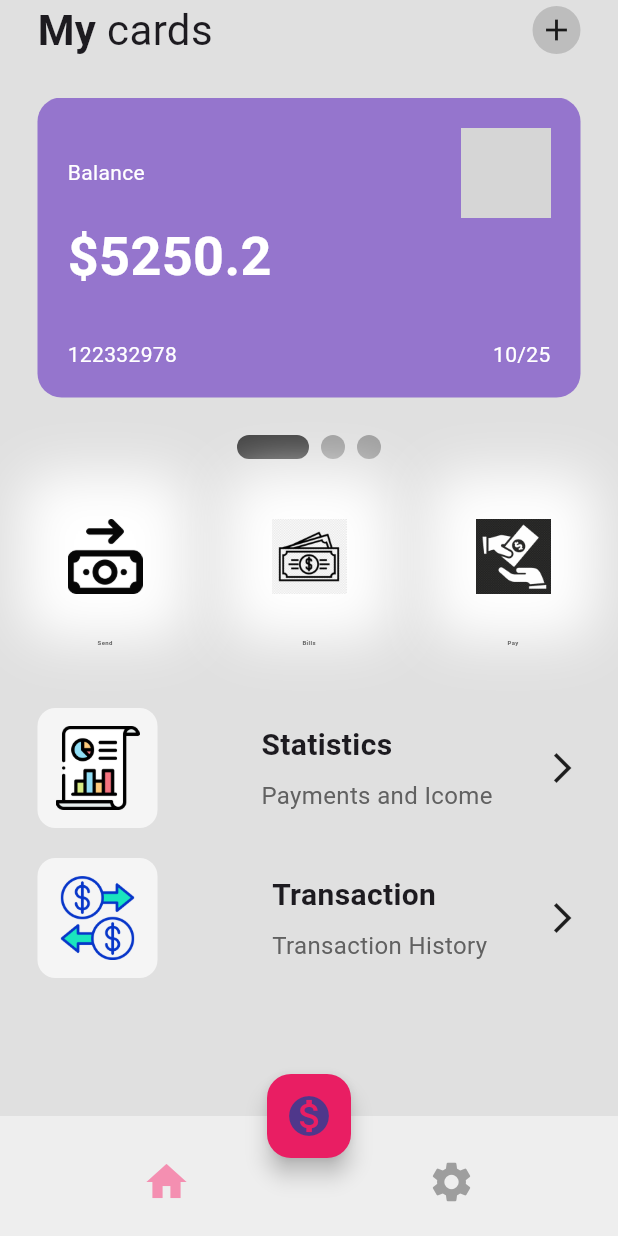
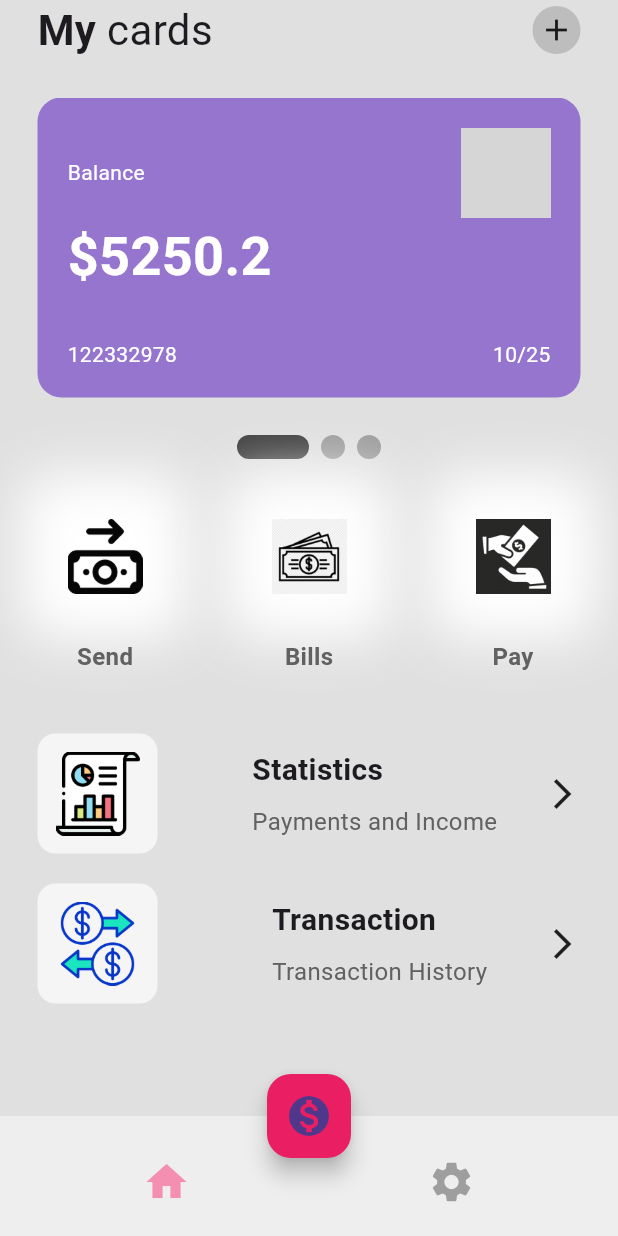
Before and after one commit to elgranjacob/wallet_ui, a Flutter app: the screen it shows after launch, on a phone screen of 412 x 824 dp. Run offline on Flutter 3.47's test engine with Material 3 defaults, Android fonts, the phone set to English and light mode, and no system bars; drawn by our look-alikes of smooth_page_indicator; grey boxes are pictures that could not be loaded.

Commit message:
Code commented

```diff
--- a/lib/pages/home_page.dart
+++ b/lib/pages/home_page.dart
@@ -1,58 +1,85 @@
+// Importa la biblioteca principal de Flutter
 import 'package:flutter/material.dart';
+
+// Importa el paquete para mostrar indicadores animados en PageView
 import 'package:smooth_page_indicator/smooth_page_indicator.dart';
+
+// Importa el botón personalizado que se usa para las acciones (send, pay, bills)
 import 'package:wallet_ui/utils/my_button.dart';
+
+// Importa la tarjeta bancaria personalizada
 import 'package:wallet_ui/utils/my_card.dart';
+
+// Importa el componente de lista para estadísticas y transacciones
 import 'package:wallet_ui/utils/my_list_tile.dart';
 
+// Define un widget con estado llamado HomePage
 class HomePage extends StatefulWidget {
-  const HomePage({super.key});
+  const HomePage({super.key}); // Constructor del widget
 
   @override
-  State<HomePage> createState() => _HomePageState();
+  State<HomePage> createState() => _HomePageState(); // Crea el estado
 }
 
+// Clase del estado del widget HomePage
 class _HomePageState extends State<HomePage> {
-//page controller
+  // Controlador para controlar el PageView de las tarjetas
   final _controller = PageController();
 
   @override
   Widget build(BuildContext context) {
     return Scaffold(
-      backgroundColor: Colors.grey[300],
+      backgroundColor: Colors.grey[300], // Fondo gris claro de toda la pantalla
+
+      // Botón flotante principal (ícono de dinero)
       floatingActionButton: FloatingActionButton(
-        onPressed: () {},
-        backgroundColor: Colors.pink,
-        child: Icon(Icons.monetization_on, size: 32,),
-        ),
+        onPressed: () {}, // Acción al presionar (vacía por ahora)
+        backgroundColor: Colors.pink, // Color de fondo del botón
+        child: Icon(Icons.monetization_on, size: 32), // Ícono de dinero
+      ),
+
+      // Posición del botón flotante (centrado y acoplado en la barra inferior)
       floatingActionButtonLocation: FloatingActionButtonLocation.centerDocked,
+
+      // Barra inferior personalizada
       bottomNavigationBar: BottomAppBar(
-        color: Colors.grey[200],
+        color: Colors.grey[200], // Color de fondo de la barra inferior
         child: Padding(
-          padding: const EdgeInsets.only(top: 8.0),
+          padding: const EdgeInsets.only(top: 8.0), // Espaciado superior interno
           child: Row(
-            mainAxisAlignment: MainAxisAlignment.spaceAround,
+            mainAxisAlignment: MainAxisAlignment.spaceAround, // Distribuye los íconos
             children: [
-              IconButton(onPressed: () {}, icon: Icon(Icons.home, size: 32, color: Colors.pink[200],)),
-              IconButton(onPressed: () {}, icon: Icon(Icons.settings, size: 32, color: Colors.grey,)),
+              // Botón de inicio (icono rosado activo)
+              IconButton(
+                onPressed: () {},
+                icon: Icon(Icons.home, size: 32, color: Colors.pink[200]),
+              ),
+              // Botón de configuración (icono gris)
+              IconButton(
+                onPressed: () {},
+                icon: Icon(Icons.settings, size: 32, color: Colors.grey),
+              ),
             ],
           ),
         ),
       ),
+
+      // Contenido principal del cuerpo
       body: SafeArea(
         child: Column(
           children: [
-            //app bar
+            // Encabezado con título y botón "+"
             Padding(
               padding: const EdgeInsets.symmetric(horizontal: 25.0),
               child: Row(
-                mainAxisAlignment: MainAxisAlignment.spaceBetween,
+                mainAxisAlignment: MainAxisAlignment.spaceBetween, // Alinea entre extremos
                 children: [
+                  // Título "My cards"
                   Row(
                     children: [
                       Text(
                         'My',
-                        style: TextStyle(
-                            fontSize: 28, fontWeight: FontWeight.bold),
+                        style: TextStyle(fontSize: 28, fontWeight: FontWeight.bold),
                       ),
                       Text(
                         ' cards',
@@ -60,22 +87,29 @@ class _HomePageState extends State<HomePage> {
                       ),
                     ],
                   ),
-                  //plus button
+                  // Botón circular con ícono "+"
                   Container(
-                      padding: EdgeInsets.all(4.0),
-                      decoration: BoxDecoration(
-                          color: Colors.grey[400], shape: BoxShape.circle),
-                      child: Icon(Icons.add))
+                    padding: EdgeInsets.all(4.0),
+                    decoration: BoxDecoration(
+                      color: Colors.grey[400], // Fondo gris
+                      shape: BoxShape.circle, // Forma circular
+                    ),
+                    child: Icon(Icons.add), // Ícono "+"
+                  ),
                 ],
               ),
             ),
-            SizedBox(height: 25),
-            //cards
+
+            SizedBox(height: 25), // Espacio vertical
+
+            // Contenedor para el carrusel de tarjetas bancarias
             Container(
-              height: 200,
+              height: 200, // Altura del carrusel
               child: PageView(
-                scrollDirection: Axis.horizontal,
+                controller: _controller, // Asigna el controlador
+                scrollDirection: Axis.horizontal, // Dirección horizontal
                 children: [
+                  // Tarjeta 1
                   MyCard(
                     balance: 5250.20,
                     cardNumber: 122332978,
@@ -83,6 +117,7 @@ class _HomePageState extends State<HomePage> {
                     expiryYear: 25,
                     color: Colors.deepPurple[300],
                   ),
+                  // Tarjeta 2
                   MyCard(
                     balance: 2340.24,
                     cardNumber: 122332978,
@@ -90,54 +125,63 @@ class _HomePageState extends State<HomePage> {
                     expiryYear: 26,
                     color: Colors.blue[300],
                   ),
+                  // Tarjeta 3
                   MyCard(
                     balance: 1350.12,
                     cardNumber: 122332978,
-                    expiryMonth: 09,
-                    expiryYear: 227,
+                    expiryMonth: 9,
+                    expiryYear: 27,
                     color: Colors.green[300],
                   ),
                 ],
               ),
             ),
-            SizedBox(
-              height: 25,
+
+            SizedBox(height: 25), // Espaciado
+
+            // Indicador animado de páginas (dots debajo del carrusel)
+            SmoothPageIndicator(
+              controller: _controller, // Conecta con el PageView
+              count: 3, // Número de páginas
+              effect: ExpandingDotsEffect(
+                activeDotColor: Colors.grey.shade800, // Color del punto activo
+              ),
             ),
 
-            SmoothPageIndicator(
-              controller: _controller,
-              count: 3,
-              effect: ExpandingDotsEffect(activeDotColor: Colors.grey.shade800),
-            ),
+            SizedBox(height: 20), // Espacio entre secciones
 
-            SizedBox(height: 20),
-            //3 buttons -> send + pay + bills
+            // Fila de 3 botones: Send, Bills, Pay
             Padding(
               padding: const EdgeInsets.symmetric(horizontal: 25.0),
               child: Row(
-                mainAxisAlignment: MainAxisAlignment.spaceBetween,
+                mainAxisAlignment: MainAxisAlignment.spaceBetween, // Distribuye los botones
                 children: [
-                  // send button
                   MyButton(iconImagePath: "lib/icons/send.png", buttonText: "Send"),
-                  // bill button
                   MyButton(iconImagePath: "lib/icons/bills.png", buttonText: "Bills"),
-                  // pay button
-                  MyButton(iconImagePath: "lib/icons/pay.png", buttonText: "Pay")
+                  MyButton(iconImagePath: "lib/icons/pay.png", buttonText: "Pay"),
                 ],
               ),
             ),
 
-            SizedBox(height: 40),
+            SizedBox(height: 40), // Espacio antes de la siguiente sección
 
-            //column -> stats + transaction
+            // Columna con dos ítems de lista: Statistics y Transaction
             Padding(
               padding: const EdgeInsets.symmetric(horizontal: 25.0),
               child: Column(
                 children: [
-                  // statics
-                  MyListTile(iconImagePath: "lib/icons/estadisticas.png", tileTitle: "Statistics", tileSubTitle: "Payments and Icome"),
-                  // transaction
-                  MyListTile(iconImagePath: "lib/icons/transaction.png", tileTitle: "Transaction", tileSubTitle: "Transaction History")
+                  // Elemento de lista: Statistics
+                  MyListTile(
+                    iconImagePath: "lib/icons/estadisticas.png",
+                    tileTitle: "Statistics",
+                    tileSubTitle: "Payments and Income",
+                  ),
+                  // Elemento de lista: Transaction
+                  MyListTile(
+                    iconImagePath: "lib/icons/transaction.png",
+                    tileTitle: "Transaction",
+                    tileSubTitle: "Transaction History",
+                  ),
                 ],
               ),
             ),
--- a/lib/utils/my_button.dart
+++ b/lib/utils/my_button.dart
@@ -1,43 +1,59 @@
+// Importa el paquete principal de Flutter
 import 'package:flutter/material.dart';
 
+// Widget sin estado que representa un botón personalizado con ícono y texto
 class MyButton extends StatelessWidget {
 
+  // Ruta de la imagen del ícono
   final String iconImagePath;
+
+  // Texto que aparecerá debajo del ícono
   final String buttonText;
 
-  const MyButton({super.key, required this.iconImagePath, required this.buttonText});
+  // Constructor con parámetros requeridos y clave opcional
+  const MyButton({
+    super.key,
+    required this.iconImagePath,
+    required this.buttonText,
+  });
 
   @override
   Widget build(BuildContext context) {
-    return Column(
+    return Column( // Organiza el contenido verticalmente
       children: [
-                  // icon
+        // Contenedor para el ícono
         Container(
-                    height: 90,
-                    padding: EdgeInsets.all(20),
+          height: 90, // Altura del contenedor
+          padding: EdgeInsets.all(20), // Espaciado interno
           decoration: BoxDecoration(
-                      //color: Colors.grey[100],
-                      borderRadius: BorderRadius.circular(20),
+            // Fondo comentado (se puede activar si se desea un color claro)
+            // color: Colors.grey[100],
+            borderRadius: BorderRadius.circular(20), // Bordes redondeados
+
+            // Sombra blanca suave que genera efecto de relieve
             boxShadow: [
               BoxShadow(
-                          color: Colors.white,
-                          blurRadius: 30,
-                          spreadRadius: 10
+                color: Colors.white, // Color de la sombra
+                blurRadius: 30,      // Difuminado
+                spreadRadius: 10,    // Extensión de la sombra
               ),
             ],
           ),
           child: Center(
+            // Muestra la imagen del ícono centrada
             child: Image.asset(iconImagePath),
           ),
         ),
-                  SizedBox(height: 10),
-                  // text
+
+        SizedBox(height: 10), // Espacio entre ícono y texto
+
+        // Texto debajo del ícono
         Text(
-                    buttonText,
+          buttonText, // Muestra el texto recibido por parámetro
           style: TextStyle(
-                      fontSize: 4,
-                      fontWeight: FontWeight.bold,
-                      color: Colors.grey[700],
+            fontSize: 16,
+            fontWeight: FontWeight.bold, // Negrita
+            color: Colors.grey[700], // Color gris oscuro
           ),
         ),
       ],
--- a/lib/utils/my_card.dart
+++ b/lib/utils/my_card.dart
@@ -1,63 +1,89 @@
+// Importa la librería principal de Flutter para construir widgets
 import 'package:flutter/material.dart';
 
+// Widget sin estado que representa una tarjeta bancaria personalizada
 class MyCard extends StatelessWidget {
-final double balance;
-final int cardNumber;
-final int expiryMonth;
-final int expiryYear;
-final color;
+  // Propiedades necesarias para mostrar los datos de la tarjeta
+  final double balance;         // Saldo actual
+  final int cardNumber;         // Número de tarjeta
+  final int expiryMonth;        // Mes de expiración
+  final int expiryYear;         // Año de expiración
+  final color;                  // Color de fondo de la tarjeta
 
-  const MyCard({super.key, required this.balance, required this.cardNumber, required this.expiryMonth, required this.expiryYear, required this.color});
+  // Constructor con parámetros requeridos
+  const MyCard({
+    super.key,
+    required this.balance,
+    required this.cardNumber,
+    required this.expiryMonth,
+    required this.expiryYear,
+    required this.color,
+  });
 
   @override
   Widget build(BuildContext context) {
     return Padding(
+      // Agrega espacio lateral para separar las tarjetas
       padding: const EdgeInsets.symmetric(horizontal: 25),
+
+      // Contenedor principal de la tarjeta
       child: Container(
-        width: 300,
-        padding: EdgeInsets.all(20),
+        width: 300,           // Ancho fijo de la tarjeta
+        padding: EdgeInsets.all(20), // Relleno interno
         decoration: BoxDecoration(
-            color: color,
-            borderRadius: BorderRadius.circular(16)),
+          color: color,       // Color de fondo recibido por parámetro
+          borderRadius: BorderRadius.circular(16), // Bordes redondeados
+        ),
+
+        // Contenido de la tarjeta organizado en columna
         child: Column(
-          crossAxisAlignment: CrossAxisAlignment.start,
-          mainAxisAlignment: MainAxisAlignment.spaceBetween,
+          crossAxisAlignment: CrossAxisAlignment.start, // Alineación a la izquierda
+          mainAxisAlignment: MainAxisAlignment.spaceBetween, // Distribuye verticalmente
+
           children: [
-
+            // Fila superior: texto "Balance" y logo de tarjeta
             Row(
-              mainAxisAlignment: MainAxisAlignment.spaceBetween,
+              mainAxisAlignment: MainAxisAlignment.spaceBetween, // Separación entre elementos
               children: [
                 Text(
                   'Balance',
                   style: TextStyle(
-                    color: Colors.white,
+                    color: Colors.white, // Color del texto
                   ),
                 ),
-                Image.asset("visa", height: 60,)
+                // Imagen del logo de tarjeta (visa, mastercard, etc.)
+                Image.asset(
+                  "visa",       // ⚠️ Falta extensión: debería ser "assets/images/visa.png" o similar
+                  height: 60,
+                )
               ],
             ),
+
+            // Monto del balance
             Text(
-              '\$'+ balance.toString(),
+              '\$' + balance.toString(), // Convierte el saldo a string y lo concatena con "$"
               style: TextStyle(
                 color: Colors.white,
                 fontSize: 36,
-                fontWeight: FontWeight.bold
+                fontWeight: FontWeight.bold,
               ),
             ),
-            SizedBox(
-              height: 30,
-            ),
+
+            SizedBox(height: 30), // Espacio entre monto y parte inferior
+
+            // Fila inferior: número de tarjeta y fecha de expiración
             Row(
               mainAxisAlignment: MainAxisAlignment.spaceBetween,
               children: [
-                //card number
+                // Número de tarjeta
                 Text(
-                  cardNumber.toString(),
+                  cardNumber.toString(), // Convierte a string
                   style: TextStyle(
                     color: Colors.white,
                   ),
                 ),
-                //card expiry date
+
+                // Fecha de expiración (MM/YY)
                 Text(
                   expiryMonth.toString() + '/' + expiryYear.toString(),
                   style: TextStyle(
--- a/lib/utils/my_list_tile.dart
+++ b/lib/utils/my_list_tile.dart
@@ -1,50 +1,83 @@
+// Importa la biblioteca principal de Flutter para construir la interfaz
 import 'package:flutter/material.dart';
 
+// Widget sin estado que representa una fila de contenido tipo "tile" personalizada
 class MyListTile extends StatelessWidget {
 
+  // Ruta del ícono a mostrar
   final String iconImagePath;
+
+  // Título principal del tile
   final String tileTitle;
+
+  // Subtítulo del tile
   final String tileSubTitle;
 
-  const MyListTile({super.key, required this.iconImagePath, required this.tileTitle, required this.tileSubTitle});
+  // Constructor con parámetros requeridos
+  const MyListTile({
+    super.key,
+    required this.iconImagePath,
+    required this.tileTitle,
+    required this.tileSubTitle,
+  });
 
   @override
   Widget build(BuildContext context) {
     return Padding(
+      // Espaciado inferior entre tiles
       padding: const EdgeInsets.only(bottom: 20.0),
+
+      // Fila que organiza ícono + textos + flecha
       child: Row(
-        mainAxisAlignment: MainAxisAlignment.spaceBetween,
+        mainAxisAlignment: MainAxisAlignment.spaceBetween, // Distribuye los elementos en línea
+
         children: [
-          // icon
+          // Contenedor del ícono
           Container(
-            height: 80,
-            padding: EdgeInsets.all(12),
+            height: 80, // Altura del contenedor
+            padding: EdgeInsets.all(12), // Espacio interno
+
+            // Decoración: fondo gris claro y bordes redondeados
             decoration: BoxDecoration(
-                color: Colors.grey[100], borderRadius: BorderRadius.circular(12)),
+              color: Colors.grey[100],
+              borderRadius: BorderRadius.circular(12),
+            ),
+
+            // Imagen del ícono que se carga desde la ruta
             child: Image.asset(iconImagePath),
           ),
 
-          SizedBox(
-            height: 20,
-          ),
+
+          SizedBox(height: 20),
+
+          // Columna con título y subtítulo del tile
           Column(
-            crossAxisAlignment: CrossAxisAlignment.start,
+            crossAxisAlignment: CrossAxisAlignment.start, // Alinea los textos a la izquierda
             children: [
+              // Título del tile
               Text(
                 tileTitle,
-                style: TextStyle(fontWeight: FontWeight.bold, fontSize: 20),
+                style: TextStyle(
+                  fontWeight: FontWeight.bold,
+                  fontSize: 20,
+                ),
               ),
-              SizedBox(
-                height: 8,
-              ),
+
+              SizedBox(height: 8), // Espaciado entre título y subtítulo
+
+              // Subtítulo del tile
               Text(
                 tileSubTitle,
-                style: TextStyle(fontSize: 16, color: Colors.grey[700]),
+                style: TextStyle(
+                  fontSize: 16,
+                  color: Colors.grey[700],
+                ),
               ),
             ],
           ),
 
-          Icon(Icons.arrow_forward_ios)
+          // Ícono de flecha al final (indica navegación)
+          Icon(Icons.arrow_forward_ios),
         ],
       ),
     );
```
Lines whose indentation alone changed are shown as unchanged.
